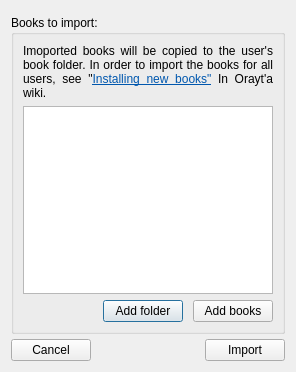
Qt form importbook.ui (MosheWagner/Orayta-QT) before a commit.
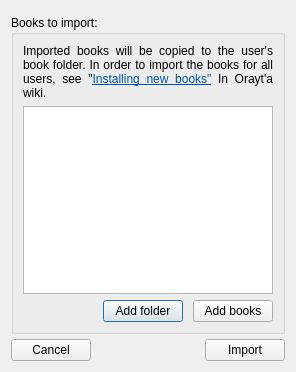
The same form after that commit.

What changed in the file:
```diff
--- a/importbook.ui
+++ b/importbook.ui
@@ -33,7 +33,7 @@
 &lt;html&gt;&lt;head&gt;&lt;meta name=&quot;qrichtext&quot; content=&quot;1&quot; /&gt;&lt;style type=&quot;text/css&quot;&gt;
 p, li { white-space: pre-wrap; }
 &lt;/style&gt;&lt;/head&gt;&lt;body style=&quot; font-family:'Arial'; font-size:10pt; font-weight:400; font-style:normal;&quot;&gt;
-&lt;p style=&quot; margin-top:0px; margin-bottom:0px; margin-left:0px; margin-right:0px; -qt-block-indent:0; text-indent:0px;&quot;&gt;&lt;span style=&quot; font-size:9pt;&quot;&gt;Imoported books will be copied to the user's book folder. In order to import the books for all users, see &amp;quot;&lt;/span&gt;&lt;a href=&quot;http://code.google.com/p/orayta/wiki/AddingNewBooks&quot;&gt;&lt;span style=&quot; font-size:9pt; text-decoration: underline; color:#0057ae;&quot;&gt;Installing new books&amp;quot;&lt;/span&gt;&lt;/a&gt;&lt;span style=&quot; font-size:9pt;&quot;&gt; In Orayt'a wiki.&lt;/span&gt;&lt;/p&gt;&lt;/body&gt;&lt;/html&gt;</string>
+&lt;p style=&quot; margin-top:0px; margin-bottom:0px; margin-left:0px; margin-right:0px; -qt-block-indent:0; text-indent:0px;&quot;&gt;&lt;span style=&quot; font-size:9pt;&quot;&gt;Imported books will be copied to the user's book folder. In order to import the books for all users, see &amp;quot;&lt;/span&gt;&lt;a href=&quot;http://code.google.com/p/orayta/wiki/AddingNewBooks&quot;&gt;&lt;span style=&quot; font-size:9pt; text-decoration: underline; color:#0057ae;&quot;&gt;Installing new books&amp;quot;&lt;/span&gt;&lt;/a&gt;&lt;span style=&quot; font-size:9pt;&quot;&gt; In Orayt'a wiki.&lt;/span&gt;&lt;/p&gt;&lt;/body&gt;&lt;/html&gt;</string>
         </property>
         <property name="alignment">
          <set>Qt::AlignJustify|Qt::AlignVCenter</set>
```
